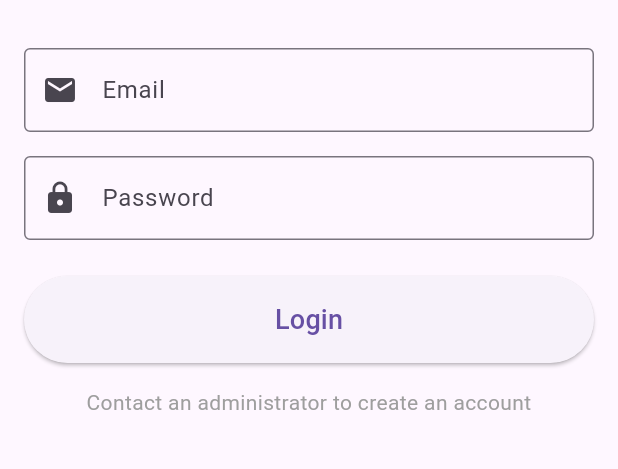
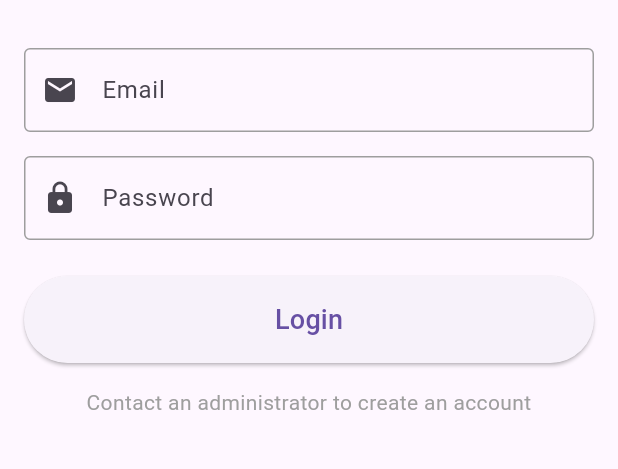
Before and after one commit to ishimweobed123/viappflutterbased, a Flutter app: the screen it shows after launch, on a phone screen of 412 x 824 dp, the part 576-1045 px from its top. Run offline on Flutter 3.47's test engine with Material 3 defaults, Android fonts, the phone set to English and light mode, and no system bars; our stand-ins replace cloud_firestore, firebase_auth, firebase_core, firebase_messaging, fl_chart, flutter_local_notifications and 10 more; missing offline and left inert: flutter_map_cancellable_tile_provider; accounts and stored records are empty.

Commit message:
changes to the overall UI

```diff
--- a/lib/main.dart
+++ b/lib/main.dart
@@ -60,6 +60,7 @@ class MyApp extends StatelessWidget {
           primarySwatch: Colors.blue,
           useMaterial3: true,
         ),
+        debugShowCheckedModeBanner: false,
         home: Consumer<AuthProvider>(
           builder: (context, authProvider, _) {
             if (!authProvider.isAuthenticated) {
--- a/lib/screens/admin_dashboard_screen.dart
+++ b/lib/screens/admin_dashboard_screen.dart
@@ -355,6 +355,9 @@ class _AdminDashboardScreenState extends State<AdminDashboardScreen> {
       drawer: Drawer(
         child: _buildSidebar(),
       ),
+      // endDrawer: Drawer(
+      //   child: _buildSidebar(),
+      // ),
       body: Column(
         children: [
           // _buildHeader(),
--- a/lib/screens/login_screen.dart
+++ b/lib/screens/login_screen.dart
@@ -46,10 +46,8 @@ class _LoginScreenState extends State<LoginScreen> {
         }
 
         // Fetch user role from Firestore using UID
-        final userDoc = await FirebaseFirestore.instance
-            .collection('users')
-            .doc(uid)
-            .get();
+        final userDoc =
+            await FirebaseFirestore.instance.collection('users').doc(uid).get();
         final role = userDoc.data()?['role'] ?? 'user';
 
         if (!mounted) return;
@@ -79,8 +77,10 @@ class _LoginScreenState extends State<LoginScreen> {
         title: const Text('Login'),
       ),
       body: Center(
+
         child: SingleChildScrollView(
           padding: const EdgeInsets.all(16.0),
+
           child: Form(
             key: _formKey,
             child: Column(
@@ -107,7 +107,15 @@ class _LoginScreenState extends State<LoginScreen> {
                   keyboardType: TextInputType.emailAddress,
                   decoration: const InputDecoration(
                     labelText: 'Email',
-                    border: OutlineInputBorder(),
+                    // Default border (enabled)
+                    enabledBorder: OutlineInputBorder(
+                      borderSide: BorderSide(color: Colors.grey),
+                    ),
+
+                    // Focused border
+                    focusedBorder: OutlineInputBorder(
+                      borderSide: BorderSide(color: Colors.blue, width: 2),
+                    ),
                     prefixIcon: Icon(Icons.email),
                   ),
                   validator: (value) {
@@ -126,7 +134,14 @@ class _LoginScreenState extends State<LoginScreen> {
                   obscureText: true,
                   decoration: const InputDecoration(
                     labelText: 'Password',
-                    border: OutlineInputBorder(),
+                    enabledBorder: OutlineInputBorder(
+                      borderSide: BorderSide(color: Colors.grey),
+                    ),
+
+                    // Focused border
+                    focusedBorder: OutlineInputBorder(
+                      borderSide: BorderSide(color: Colors.blue, width: 2),
+                    ),
                     prefixIcon: Icon(Icons.lock),
                   ),
                   validator: (value) {
```
Also changed, not shown: lib/screens/home_screen.dart (+10 -10 lines).
